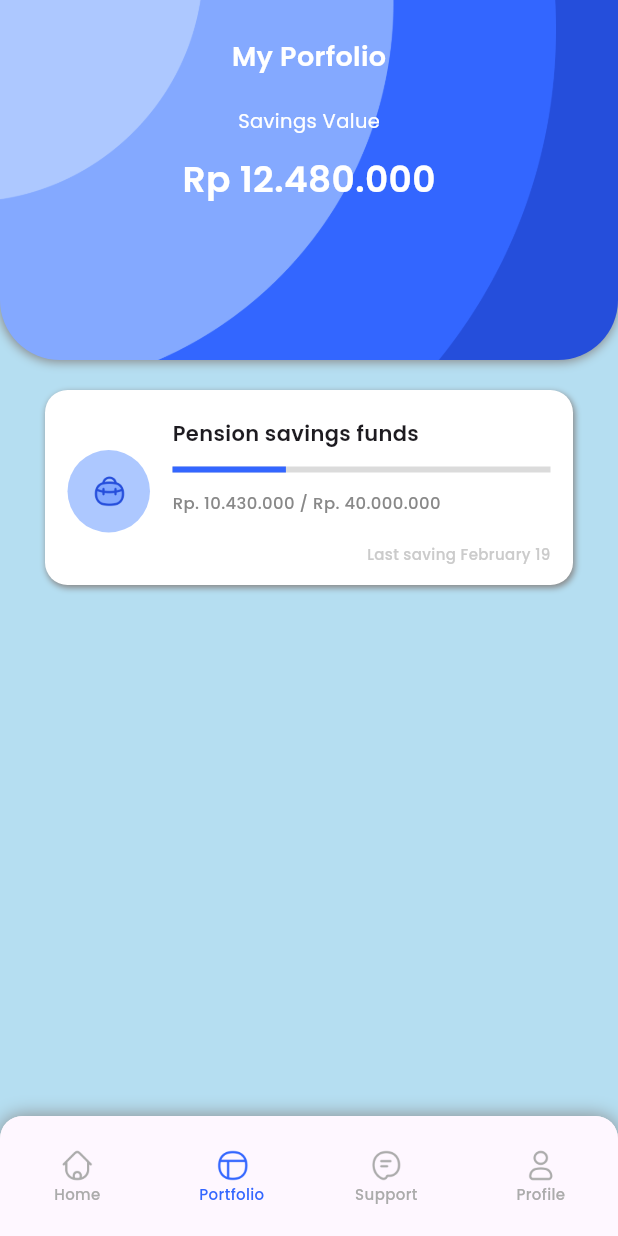
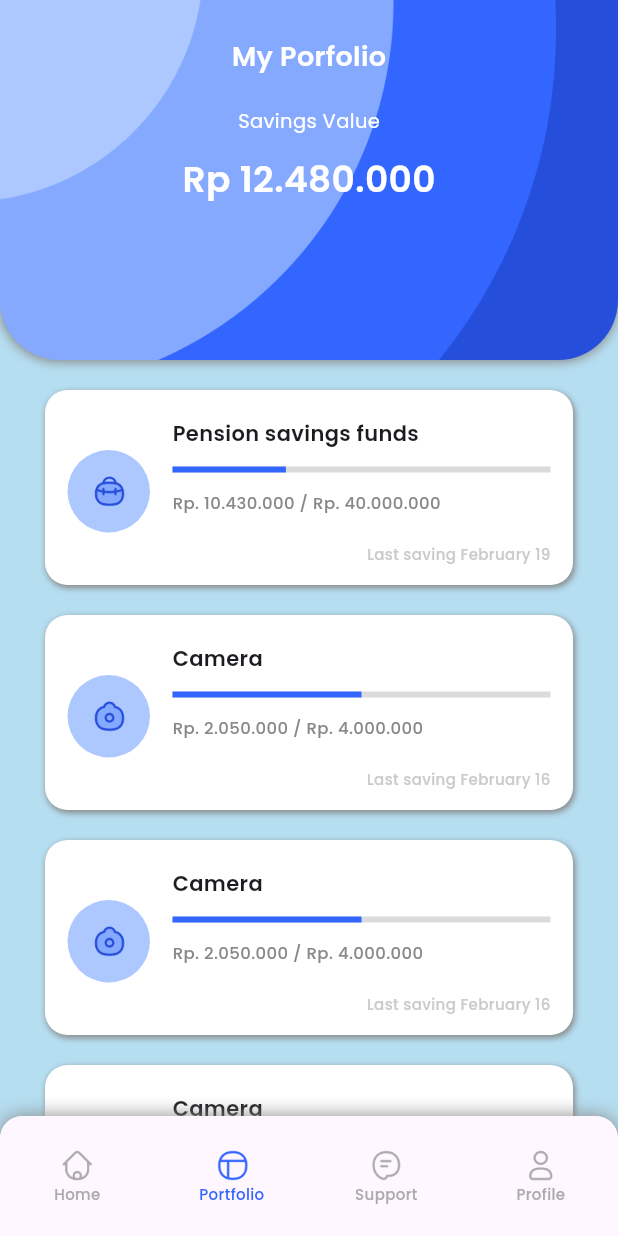
Before and after one commit to PrayogaBoedihartoyo/saving-app, a Flutter app: the MainPage screen opened by its route, item 2 of the bottom bar chosen, on a phone screen of 412 x 824 dp. Run offline on Flutter 3.47's test engine with Material 3 defaults, Android fonts, the phone set to English and light mode, and no system bars; drawn by our look-alikes of percent_indicator; our stand-ins replace google_fonts.

Commit message:
Initial Commit

```diff
--- a/lib/pages/main_page.dart
+++ b/lib/pages/main_page.dart
@@ -25,21 +25,6 @@ class _MainPageState extends State<MainPage> {
     const ProfilePage(),
   ];
 
-  void _onItemTapped(int index) {
-    setState(() {
-      _selectedIndexPage = index;
-    });
-  }
-
-  @override
-  Widget build(BuildContext context) {
-    return Scaffold(
-      backgroundColor: kBgColor,
-      body: pages[_selectedIndexPage],
-      bottomNavigationBar: _customBottomNav(),
-    );
-  }
-
   Widget _customBottomNav() {
     return Container(
         height: 80,
@@ -61,7 +46,11 @@ class _MainPageState extends State<MainPage> {
           ),
           child: BottomNavigationBar(
             currentIndex: _selectedIndexPage,
-          onTap: _onItemTapped,
+            onTap: (int index) {
+              setState(() {
+                _selectedIndexPage = index;
+              });
+            },
             type: BottomNavigationBarType.fixed,
             selectedLabelStyle: kCaption,
             unselectedLabelStyle: kCaption,
@@ -101,4 +90,13 @@ class _MainPageState extends State<MainPage> {
         )
     );
   }
+
+  @override
+  Widget build(BuildContext context) {
+    return Scaffold(
+      backgroundColor: kBgColor,
+      body: pages[_selectedIndexPage],
+      bottomNavigationBar: _customBottomNav(),
+    );
   }
+}
--- a/lib/pages/portofolio/portofolio_page.dart
+++ b/lib/pages/portofolio/portofolio_page.dart
@@ -5,6 +5,90 @@ import 'package:saving_app/styles/text_style.dart';
 
 class PortfolioPage extends StatelessWidget {
   const PortfolioPage({super.key});
+
+  Widget _portofolioCardList(
+      String icon,
+      String title,
+      double percent,
+      String amount,
+      String time
+      ) {
+    return Container(
+      margin: const EdgeInsets.only(
+        left: 30,
+        right: 30,
+        top: 20,
+      ),
+      padding: const EdgeInsets.fromLTRB(15, 19, 15, 14),
+      constraints: const BoxConstraints.expand(height: 130),
+      decoration: BoxDecoration(
+        color: kWhite,
+        borderRadius: const BorderRadius.all(Radius.circular(15)),
+        boxShadow: [
+          BoxShadow(
+            color: kGrey,
+            blurRadius: 3,
+            offset: Offset.fromDirection(1, 2),
+          ),
+        ],
+      ),
+      child: Row(
+        children: [
+          Container(
+            height: 55,
+            width: 55,
+            child: CircleAvatar(
+              backgroundColor: kTropicalBlue,
+              child: Image.asset(
+                icon,
+                width: 24,
+              ),
+            ),
+          ),
+          const SizedBox(
+            width: 15,
+          ),
+          Expanded(
+            child: Column(
+              crossAxisAlignment: CrossAxisAlignment.start,
+              children: [
+                Text(title, style: kSubtitle1),
+                const SizedBox(
+                  height: 12,
+                ),
+                LinearPercentIndicator(
+                  lineHeight: 4,
+                  percent: percent,
+                  padding: const EdgeInsets.symmetric(horizontal: 0),
+                  progressColor: kBlueRibbon,
+                  backgroundColor: kGrey.withOpacity(0.3),
+                ),
+                const SizedBox(
+                  height: 12,
+                ),
+                Text(
+                  amount,
+                  style: kBody2.copyWith(
+                    color: kGrey,
+                  ),
+                ),
+                const Spacer(),
+                Align(
+                  alignment: Alignment.bottomRight,
+                  child: Text(
+                    time,
+                    style: kCaption.copyWith(
+                      color: kLightGray,
+                    ),
+                  ),
+                ),
+              ],
+            ),
+          )
+        ],
+      ),
+    );
+  }
 
   @override
   Widget build(BuildContext context) {
@@ -50,78 +134,40 @@ class PortfolioPage extends StatelessWidget {
             ]),
           ),
         ),
-        Container(
-          margin: const EdgeInsets.only(
-            left: 30,
-            right: 30,
-            top: 20,
-          ),
-          padding: const EdgeInsets.fromLTRB(15, 19, 15, 14),
-          constraints: const BoxConstraints.expand(height: 130),
-          decoration: BoxDecoration(
-            color: kWhite,
-            borderRadius: const BorderRadius.all(Radius.circular(15)),
-            boxShadow: [
-              BoxShadow(
-                color: kGrey,
-                blurRadius: 3,
-                offset: Offset.fromDirection(1, 2),
-              ),
-            ],
-          ),
-          child: Row(
-            children: [
-              Container(
-                height: 55,
-                width: 55,
-                child: CircleAvatar(
-                  backgroundColor: kTropicalBlue,
-                  child: Image.asset(
-                    'assets/icons/pension.png',
-                    width: 24,
-                  ),
-                ),
-              ),
-              const SizedBox(
-                width: 15,
-              ),
-              Expanded(
-                child: Column(
-                  crossAxisAlignment: CrossAxisAlignment.start,
-                  children: [
-                    Text('Pension savings funds', style: kSubtitle1),
-                    const SizedBox(
-                      height: 12,
-                    ),
-                    LinearPercentIndicator(
-                      lineHeight: 4,
-                      percent: 0.3,
-                      padding: const EdgeInsets.symmetric(horizontal: 0),
-                      progressColor: kBlueRibbon,
-                      backgroundColor: kGrey.withOpacity(0.3),
-                    ),
-                    const SizedBox(
-                      height: 12,
-                    ),
-                    Text('Rp. 10.430.000 / Rp. 40.000.000',
-                        style: kBody2.copyWith(
-                          color: kGrey,
-                        ),
-                    ),
-                    const Spacer(),
-                    Align(
-                      alignment: Alignment.bottomRight,
-                      child: Text('Last saving February 19',
-                          style: kCaption.copyWith(
-                            color: kLightGray,
-                          ),
-                      ),
-                    ),
-                  ],
-                ),
-              )
-            ],
-          ),
+        _portofolioCardList(
+          'assets/icons/pension.png',
+          'Pension savings funds',
+          0.3,
+          'Rp. 10.430.000 / Rp. 40.000.000',
+          'Last saving February 19',
+        ),
+        _portofolioCardList(
+          'assets/icons/camera.png',
+          'Camera',
+          0.5,
+          'Rp. 2.050.000 / Rp. 4.000.000',
+          'Last saving February 16',
+        ),
+        _portofolioCardList(
+          'assets/icons/camera.png',
+          'Camera',
+          0.5,
+          'Rp. 2.050.000 / Rp. 4.000.000',
+          'Last saving February 16',
+        ),
+        _portofolioCardList(
+          'assets/icons/camera.png',
+          'Camera',
+          0.5,
+          'Rp. 2.050.000 / Rp. 4.000.000',
+          'Last saving February 16',
+        ),
+        _portofolioCardList(
+          'assets/icons/camera.png',
+          'Camera',
+          0.5,
+          'Rp. 2.050.000 / Rp. 4.000.000',
+          'Last saving February 16',
         ),
       ]),
     );
```
Lines whose indentation alone changed are shown as unchanged.
